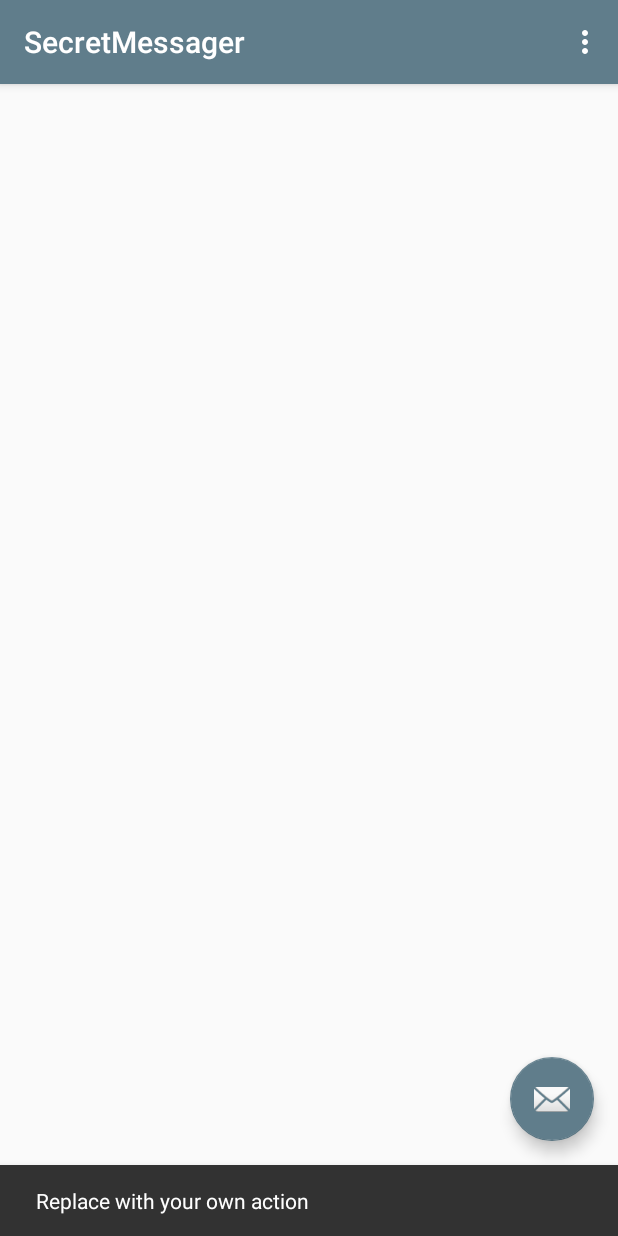
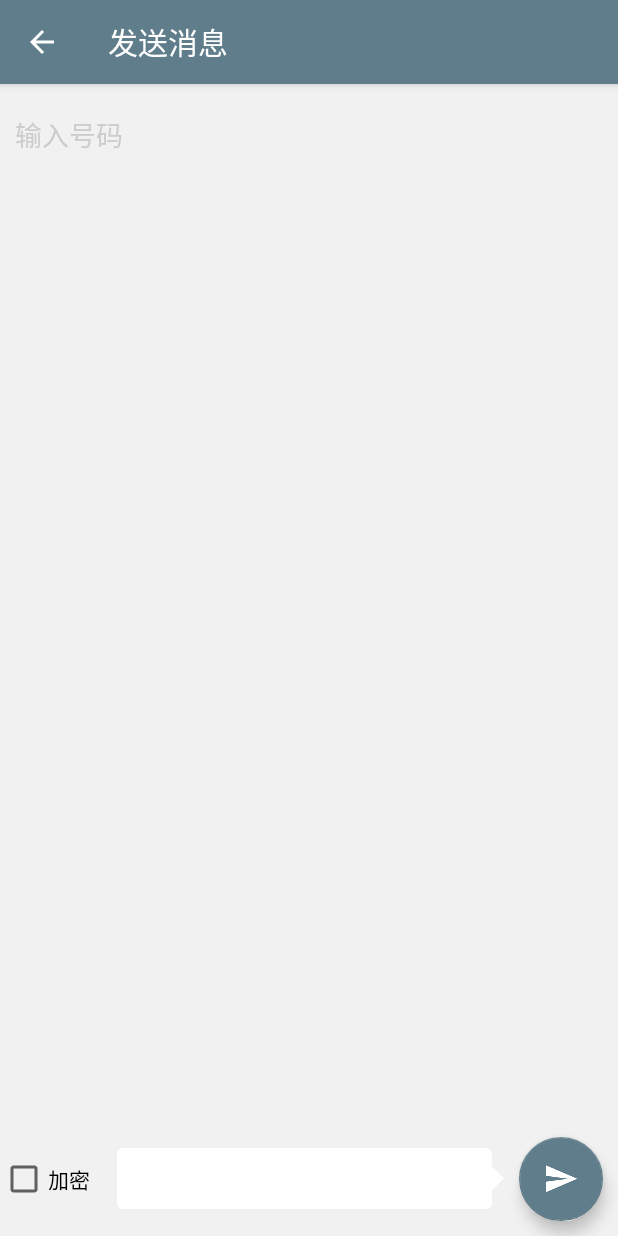
Before and after one commit to SHAU-LOK/SecretMessager, an Android app: the screen it shows after launch (MainActivity before the commit, ComposeActivity after it), after a tap on an icon or button, on a phone screen of 412 x 824 dp. Run offline under Robolectric (Android 15) with nearby library versions, the phone set to English and light mode, and no system bars; our stand-ins replace ButterKnife; libraries missing offline, so code that uses them is left out: de.greenrobot.event, rx.functions; 3 statements that could not run were skipped.

Commit message:
composeActivity

```diff
--- a/app/src/main/AndroidManifest.xml
+++ b/app/src/main/AndroidManifest.xml
@@ -35,6 +35,15 @@
         <activity
             android:name=".view.MessageListActivity"
             android:label="消息"
+            android:launchMode="singleTask"
+            android:theme="@style/AppTheme.NoActionBar">
+
+        </activity>
+
+        <activity
+            android:name=".view.ComposeActivity"
+            android:label="发送消息"
+            android:configChanges="orientation|keyboardHidden|navigation"
             android:launchMode="singleTask"
             android:theme="@style/AppTheme.NoActionBar">
 
--- a/app/src/main/java/com/shootloking/secretmessager/MainActivity.java
+++ b/app/src/main/java/com/shootloking/secretmessager/MainActivity.java
@@ -3,7 +3,6 @@ package com.shootloking.secretmessager;
 import android.os.Bundle;
 import android.support.design.widget.FloatingActionButton;
 import android.support.design.widget.NavigationView;
-import android.support.design.widget.Snackbar;
 import android.support.v4.app.Fragment;
 import android.support.v4.app.FragmentManager;
 import android.support.v4.view.GravityCompat;
@@ -13,6 +12,7 @@ import android.view.Menu;
 import android.view.MenuItem;
 import android.view.View;
 
+import com.shootloking.secretmessager.view.ComposeActivity;
 import com.shootloking.secretmessager.view.ConversationListFragment;
 import com.shootloking.secretmessager.view.base.SMActivity;
 
@@ -45,8 +45,9 @@ public class MainActivity extends SMActivity
         fab.setOnClickListener(new View.OnClickListener() {
             @Override
             public void onClick(View view) {
-                Snackbar.make(view, "Replace with your own action", Snackbar.LENGTH_LONG)
-                        .setAction("Action", null).show();
+//                Snackbar.make(view, "Replace with your own action", Snackbar.LENGTH_LONG)
+//                        .setAction("Action", null).show();
+                ComposeActivity.launch(getSelfContext());
             }
         });
 
--- a/app/src/main/java/com/shootloking/secretmessager/view/ComposeActivity.java
+++ b/app/src/main/java/com/shootloking/secretmessager/view/ComposeActivity.java
@@ -1,15 +1,26 @@
 package com.shootloking.secretmessager.view;
 
+import android.content.Context;
+import android.content.Intent;
 import android.os.Bundle;
 import android.support.annotation.Nullable;
+import android.support.v7.widget.Toolbar;
+import android.view.View;
 
 import com.shootloking.secretmessager.R;
 import com.shootloking.secretmessager.view.base.SMActivity;
+
+import butterknife.Bind;
 
 /**
  * Created by shau-lok on 1/20/16.
  */
 public class ComposeActivity extends SMActivity {
+
+    @Bind(R.id.toolbar)
+    Toolbar toolbar;
+
+
     @Override
     protected String getPageName() {
         return null;
@@ -18,11 +29,24 @@ public class ComposeActivity extends SMActivity {
     @Override
     protected void onCreate(@Nullable Bundle savedInstanceState) {
         super.onCreate(savedInstanceState);
-        setContentView(R.layout.activity_compose);
-
+        setContentView(R.layout.app_bar_compose);
+        setSupportActionBar(toolbar);
         getSupportActionBar().setDisplayHomeAsUpEnabled(true);
         getSupportActionBar().setTitle("发送消息");
+        toolbar.setNavigationOnClickListener(new View.OnClickListener() {
+            @Override
+            public void onClick(View v) {
+                mFinish();
+            }
+        });
+
+    }
 
 
+    public static void launch(Context context) {
+        Intent intent = new Intent(context, ComposeActivity.class);
+        context.startActivity(intent);
     }
+
+
 }
--- a/app/src/main/res/layout/activity_compose.xml
+++ b/app/src/main/res/layout/activity_compose.xml
@@ -1,14 +1,23 @@
 <?xml version="1.0" encoding="utf-8"?>
-<LinearLayout xmlns:android="http://schemas.android.com/apk/res/android"
+<RelativeLayout xmlns:android="http://schemas.android.com/apk/res/android"
     android:layout_width="match_parent"
     android:layout_height="match_parent"
+    android:background="#f1f1f1"
+    android:focusable="true"
     android:orientation="vertical">
 
 
+    <include
+        layout="@layout/view_sendto"
+        android:layout_width="match_parent"
+        android:layout_height="wrap_content"
+        android:layout_alignParentTop="true" />
+
+    <include
+        layout="@layout/view_compose"
+        android:layout_width="wrap_content"
+        android:layout_height="wrap_content"
+        android:layout_alignParentBottom="true" />
 
 
-
-
-
-
-</LinearLayout>
+</RelativeLayout>
--- /dev/null
+++ b/app/src/main/res/layout/app_bar_compose.xml
@@ -0,0 +1,31 @@
+<?xml version="1.0" encoding="utf-8"?>
+<android.support.design.widget.CoordinatorLayout xmlns:android="http://schemas.android.com/apk/res/android"
+    xmlns:app="http://schemas.android.com/apk/res-auto"
+    xmlns:tools="http://schemas.android.com/tools"
+    android:layout_width="match_parent"
+    android:layout_height="match_parent"
+    android:fitsSystemWindows="true"
+    tools:context=".view.MessageListActivity">
+
+    <android.support.design.widget.AppBarLayout
+        android:id="@+id/bar"
+        android:layout_width="match_parent"
+        android:layout_height="wrap_content"
+        android:theme="@style/AppTheme.AppBarOverlay">
+
+        <android.support.v7.widget.Toolbar
+            android:id="@+id/toolbar"
+            android:layout_width="match_parent"
+            android:layout_height="?attr/actionBarSize"
+            android:background="?attr/colorPrimary"
+            app:popupTheme="@style/AppTheme.PopupOverlay" />
+
+    </android.support.design.widget.AppBarLayout>
+
+    <include
+        layout="@layout/activity_compose"
+        android:layout_width="match_parent"
+        android:layout_height="match_parent"
+        android:layout_marginTop="?attr/actionBarSize" />
+
+</android.support.design.widget.CoordinatorLayout>
--- a/app/src/main/res/layout/list_item_message_in.xml
+++ b/app/src/main/res/layout/list_item_message_in.xml
@@ -58,5 +58,8 @@
 
     </RelativeLayout>
 
+    <View
+        android:layout_width="match_parent"
+        android:layout_height="10dp" />
 
 </LinearLayout>
--- a/app/src/main/res/layout/list_item_message_out.xml
+++ b/app/src/main/res/layout/list_item_message_out.xml
@@ -30,7 +30,7 @@
             android:layout_width="match_parent"
             android:layout_height="wrap_content"
             android:layout_marginLeft="70dp"
-            android:layout_marginRight="40dp"
+            android:layout_marginRight="30dp"
             android:layout_toLeftOf="@id/user_avatar"
             android:background="@drawable/message_sent"
             android:orientation="vertical">
@@ -42,7 +42,7 @@
                 android:layout_height="wrap_content"
                 android:layout_gravity="center_vertical"
                 android:textColor="#666666"
-                android:textSize="18sp" />
+                android:textSize="15sp" />
 
             <TextView
                 android:id="@+id/message_date"
@@ -56,5 +56,7 @@
 
     </RelativeLayout>
 
-
+    <View
+        android:layout_width="match_parent"
+        android:layout_height="10dp" />
 </LinearLayout>
--- a/app/src/main/res/layout/view_sendto.xml
+++ b/app/src/main/res/layout/view_sendto.xml
@@ -6,9 +6,17 @@
     android:orientation="vertical">
 
     <EditText
-        android:singleLine="true"
+        android:id="@+id/edit_sendto"
         android:layout_width="match_parent"
         android:layout_height="wrap_content"
-        style="@android:style/TextAppearance.Material.Widget.EditText" />
+        android:background="@null"
+        android:hint="输入号码"
+        android:paddingBottom="20dp"
+        android:paddingLeft="10dp"
+        android:paddingTop="20dp"
+        android:singleLine="true"
+        android:textColor="@color/text_color_gray"
+        android:textColorHint="@color/text_color_hint"
+        android:textSize="18sp" />
 
 </LinearLayout>
--- a/app/src/main/res/values/colors.xml
+++ b/app/src/main/res/values/colors.xml
@@ -15,4 +15,7 @@
     <color name="conversation_list_item_read">#999999</color>
     <color name="conversation_list_item_unread">#000000</color>
 
+    <color name="text_color_gray">#666666</color>
+    <color name="text_color_hint">#cccccc</color>
+
 </resources>
```
